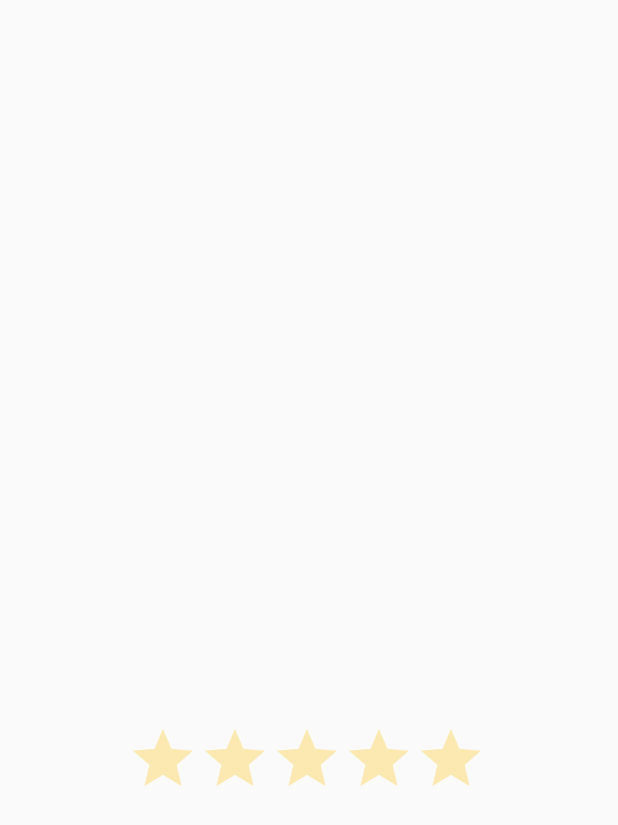
After one commit to IETI-Starsoft/Matchmaking-Android, an Android app: the layout team_row.xml on its own in the app's theme, with its tools: preview values and no code run, on a phone screen of 412 x 824 dp. The commit adds this screen. Shown: the top 825 px of the screen. Run offline under Robolectric (Android 15) with nearby library versions, the phone set to English and light mode, and no system bars.

Commit message:
:sparkles: New Feature: My teams list

```diff
--- /dev/null
+++ b/app/src/main/res/layout/team_row.xml
@@ -0,0 +1,33 @@
+<?xml version="1.0" encoding="utf-8"?>
+<androidx.constraintlayout.widget.ConstraintLayout
+    xmlns:android="http://schemas.android.com/apk/res/android"
+    xmlns:app="http://schemas.android.com/apk/res-auto"
+    xmlns:tools="http://schemas.android.com/tools"
+    android:layout_width="match_parent"
+    android:layout_height="match_parent">
+
+
+    <TextView
+        android:id="@+id/title"
+        android:layout_width="wrap_content"
+        android:layout_height="wrap_content"
+        android:layout_marginTop="204dp"
+        app:layout_constraintBottom_toTopOf="@+id/teamRatingBar"
+        app:layout_constraintEnd_toEndOf="parent"
+        app:layout_constraintHorizontal_bias="0.498"
+        app:layout_constraintStart_toStartOf="parent"
+        app:layout_constraintTop_toTopOf="parent" />
+
+    <RatingBar
+        android:id="@+id/teamRatingBar"
+        android:layout_width="241dp"
+        android:layout_height="42dp"
+        android:layout_marginBottom="300dp"
+        android:theme="@style/RatingBar"
+        app:layout_constraintBottom_toBottomOf="parent"
+        app:layout_constraintEnd_toEndOf="parent"
+        app:layout_constraintHorizontal_bias="0.497"
+        app:layout_constraintStart_toStartOf="parent" />
+
+
+</androidx.constraintlayout.widget.ConstraintLayout>
```
Also changed, not shown: app/src/main/java/edu/escuelaing/matchmaking/network/services/UserService.java (+7 -0 lines), app/src/main/java/edu/escuelaing/matchmaking/pojo/Team.java (added, +110 -0 lines), app/src/main/java/edu/escuelaing/matchmaking/ui/menu/fragment/MisEquiposFragment.java (+36 -4 lines), app/src/main/java/edu/escuelaing/matchmaking/ui/menu/fragment/adapters/TeamAdapter.java (added, +59 -0 lines), app/src/main/java/edu/escuelaing/matchmaking/ui/menu/viewmodel/MisEquiposViewModel.java (+47 -6 lines), app/src/main/res/layout/fragment_mis_equipos.xml (+3 -13 lines).
